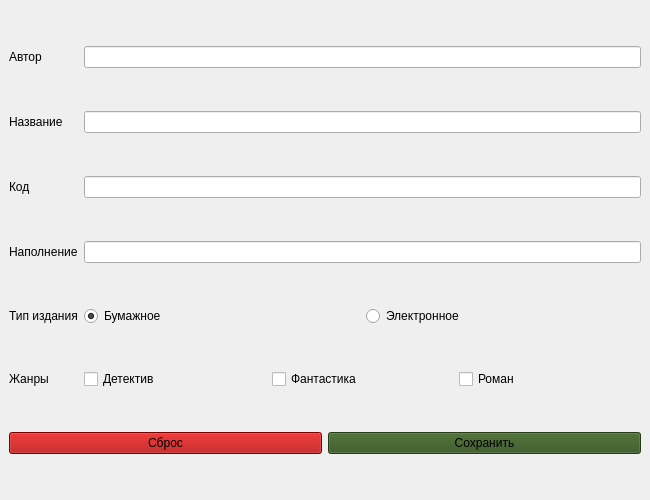
The window that 2 семестр (лабы)/lab4/mainwindow.ui (Zorter-dev/programming_2025) describes before a commit, drawn with Qt 5.
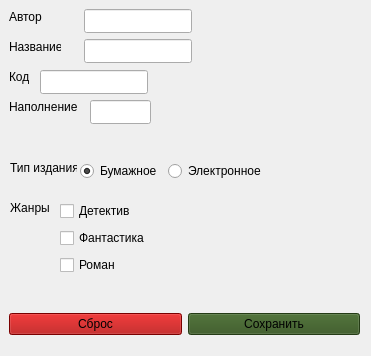
The same window after the commit.

Patch:
```diff
--- a/2 семестр (лабы)/lab4/mainwindow.ui
+++ b/2 семестр (лабы)/lab4/mainwindow.ui
@@ -6,88 +6,141 @@
    <rect>
     <x>0</x>
     <y>0</y>
-    <width>650</width>
-    <height>500</height>
+    <width>371</width>
+    <height>356</height>
    </rect>
   </property>
   <property name="windowTitle">
    <string>(Вариант 2)</string>
   </property>
   <widget class="QWidget" name="centralwidget">
-   <layout class="QGridLayout" name="gridLayout">
-    <item row="1" column="1">
      <widget class="QLabel" name="label_field2">
+    <property name="geometry">
+     <rect>
+      <x>9</x>
+      <y>39</y>
+      <width>52</width>
+      <height>16</height>
+     </rect>
+    </property>
       <property name="text">
        <string>Название</string>
       </property>
      </widget>
-    </item>
-    <item row="5" column="1">
      <widget class="QLabel" name="label_genres">
+    <property name="geometry">
+     <rect>
+      <x>10</x>
+      <y>200</y>
+      <width>40</width>
+      <height>16</height>
+     </rect>
+    </property>
       <property name="text">
        <string>Жанры</string>
       </property>
      </widget>
-    </item>
-    <item row="1" column="2">
-     <widget class="QLineEdit" name="lineEdit_field2"/>
-    </item>
-    <item row="2" column="1">
+   <widget class="QLineEdit" name="lineEdit_field2">
+    <property name="geometry">
+     <rect>
+      <x>84</x>
+      <y>39</y>
+      <width>108</width>
+      <height>24</height>
+     </rect>
+    </property>
+   </widget>
      <widget class="QLabel" name="label_field3">
+    <property name="geometry">
+     <rect>
+      <x>9</x>
+      <y>69</y>
+      <width>20</width>
+      <height>16</height>
+     </rect>
+    </property>
       <property name="text">
        <string>Код</string>
       </property>
      </widget>
-    </item>
-    <item row="3" column="1">
      <widget class="QLabel" name="label_field4">
+    <property name="geometry">
+     <rect>
+      <x>9</x>
+      <y>99</y>
+      <width>69</width>
+      <height>16</height>
+     </rect>
+    </property>
       <property name="text">
        <string>Наполнение</string>
       </property>
      </widget>
-    </item>
-    <item row="2" column="2">
-     <widget class="QLineEdit" name="lineEdit_field3"/>
-    </item>
-    <item row="4" column="1">
+   <widget class="QLineEdit" name="lineEdit_field3">
+    <property name="geometry">
+     <rect>
+      <x>40</x>
+      <y>70</y>
+      <width>108</width>
+      <height>24</height>
+     </rect>
+    </property>
+   </widget>
      <widget class="QLabel" name="label_publicationType">
+    <property name="geometry">
+     <rect>
+      <x>10</x>
+      <y>160</y>
+      <width>67</width>
+      <height>16</height>
+     </rect>
+    </property>
       <property name="text">
        <string>Тип издания</string>
       </property>
      </widget>
-    </item>
-    <item row="5" column="2">
-     <layout class="QHBoxLayout" name="horizontalLayout_genres">
-      <item>
-       <widget class="QCheckBox" name="checkBox_detective">
-        <property name="text">
-         <string>Детектив</string>
-        </property>
-       </widget>
-      </item>
-      <item>
-       <widget class="QCheckBox" name="checkBox_fantasy">
-        <property name="text">
-         <string>Фантастика</string>
-        </property>
-       </widget>
-      </item>
-      <item>
-       <widget class="QCheckBox" name="checkBox_roman">
+   <widget class="QLineEdit" name="lineEdit_field1">
+    <property name="geometry">
+     <rect>
+      <x>84</x>
+      <y>9</y>
+      <width>108</width>
+      <height>24</height>
+     </rect>
+    </property>
+   </widget>
+   <widget class="QLineEdit" name="lineEdit_field4">
+    <property name="geometry">
+     <rect>
+      <x>90</x>
+      <y>100</y>
+      <width>61</width>
+      <height>24</height>
+     </rect>
+    </property>
+   </widget>
+   <widget class="QLabel" name="label_field1">
+    <property name="geometry">
+     <rect>
+      <x>9</x>
+      <y>9</y>
+      <width>33</width>
+      <height>16</height>
+     </rect>
+    </property>
         <property name="text">
-         <string>Роман</string>
-        </property>
-       </widget>
-      </item>
-     </layout>
-    </item>
-    <item row="0" column="2">
-     <widget class="QLineEdit" name="lineEdit_field1"/>
-    </item>
-    <item row="3" column="2">
-     <widget class="QLineEdit" name="lineEdit_field4"/>
-    </item>
-    <item row="4" column="2">
+     <string>Автор</string>
+    </property>
+   </widget>
+   <widget class="QWidget" name="">
+    <property name="geometry">
+     <rect>
+      <x>80</x>
+      <y>160</y>
+      <width>185</width>
+      <height>23</height>
+     </rect>
+    </property>
      <layout class="QHBoxLayout" name="horizontalLayout_publicationType">
       <item>
        <widget class="QRadioButton" name="radioButton_paper">
@@ -107,15 +160,49 @@
        </widget>
       </item>
      </layout>
-    </item>
-    <item row="0" column="1">
-     <widget class="QLabel" name="label_field1">
+   </widget>
+   <widget class="QWidget" name="">
+    <property name="geometry">
+     <rect>
+      <x>60</x>
+      <y>200</y>
+      <width>89</width>
+      <height>77</height>
+     </rect>
+    </property>
+    <layout class="QVBoxLayout" name="verticalLayout">
+     <item>
+      <widget class="QCheckBox" name="checkBox_detective">
+       <property name="text">
+        <string>Детектив</string>
+       </property>
+      </widget>
+     </item>
+     <item>
+      <widget class="QCheckBox" name="checkBox_fantasy">
       <property name="text">
-       <string>Автор</string>
+        <string>Фантастика</string>
       </property>
      </widget>
     </item>
-    <item row="6" column="1" colspan="2">
+     <item>
+      <widget class="QCheckBox" name="checkBox_roman">
+       <property name="text">
+        <string>Роман</string>
+       </property>
+      </widget>
+     </item>
+    </layout>
+   </widget>
+   <widget class="QWidget" name="">
+    <property name="geometry">
+     <rect>
+      <x>9</x>
+      <y>299</y>
+      <width>351</width>
+      <height>51</height>
+     </rect>
+    </property>
      <layout class="QHBoxLayout" name="horizontalLayout_buttons">
       <item>
        <widget class="QPushButton" name="pushButton_reset">
@@ -138,8 +225,7 @@
        </widget>
       </item>
      </layout>
-    </item>
-   </layout>
+   </widget>
   </widget>
  </widget>
  <resources/>
```
Left out of the diff: 2 changed lines with no effect on the pictures. Lines whose indentation alone changed are shown as unchanged.
